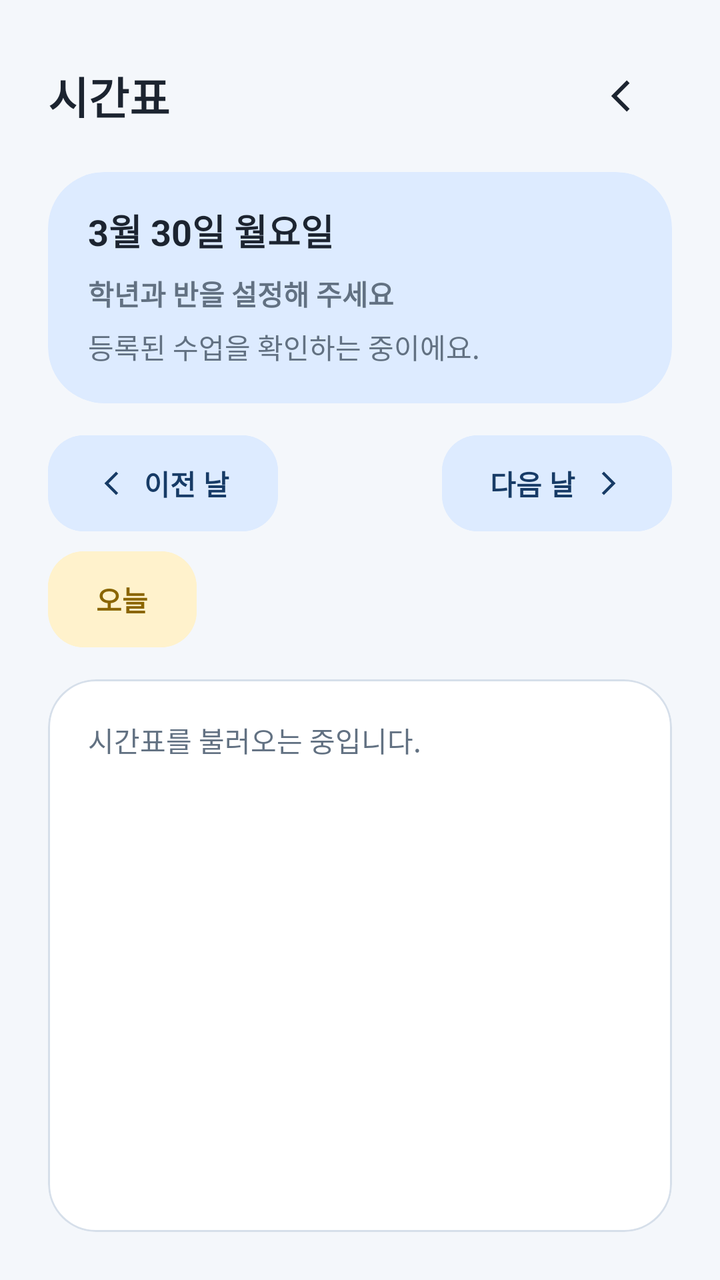
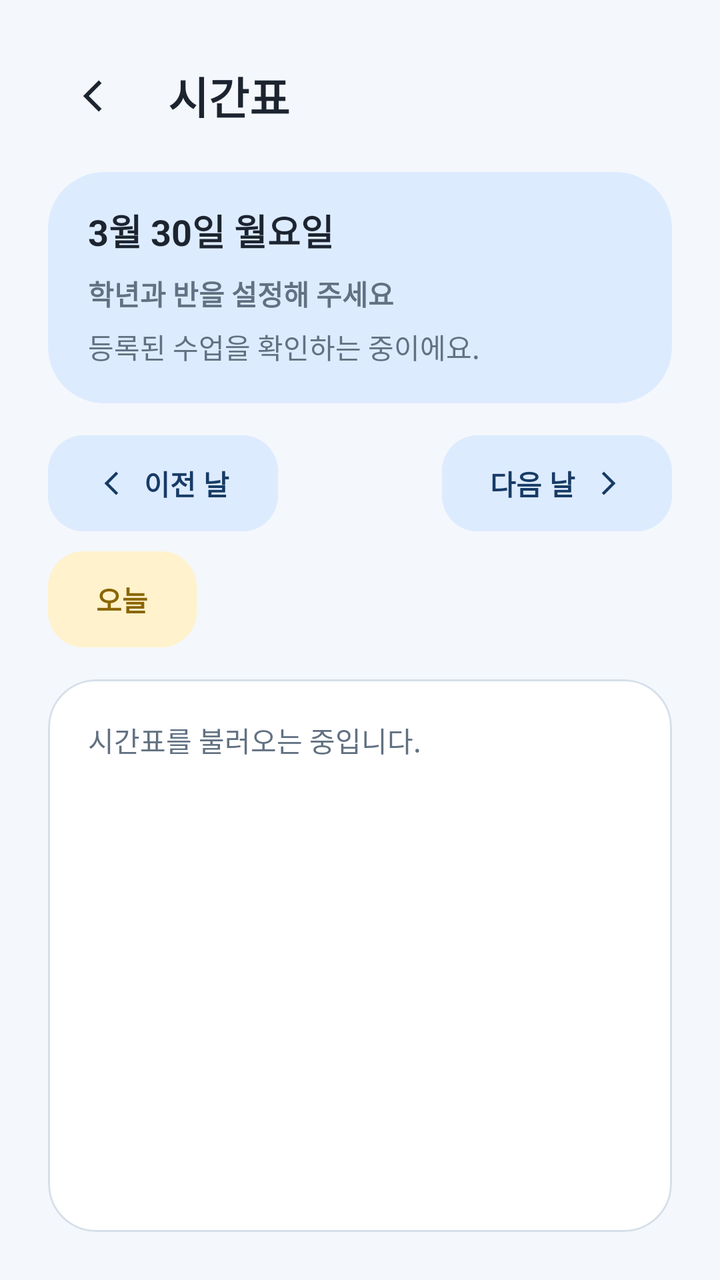

The first picture is an Android layout as it rendered before a commit; the second is the same layout after the commit. The layout source and the unified diff follow.
<!-- AndroidManifest.xml: application theme Theme.MisSchoolApp -->
<!-- res/layout/activity_timetable.xml -->
<?xml version="1.0" encoding="utf-8"?>
<layout xmlns:android="http://schemas.android.com/apk/res/android"
    xmlns:app="http://schemas.android.com/apk/res-auto">

    <androidx.constraintlayout.widget.ConstraintLayout
        android:layout_width="match_parent"
        android:layout_height="match_parent"
        android:background="@color/bg_page"
        android:padding="24dp">

        <LinearLayout
            android:id="@+id/timetableHeaderRow"
            android:layout_width="0dp"
            android:layout_height="wrap_content"
            android:gravity="center_vertical"
            android:orientation="horizontal"
            app:layout_constraintEnd_toEndOf="parent"
            app:layout_constraintStart_toStartOf="parent"
            app:layout_constraintTop_toTopOf="parent">

            <TextView
                android:layout_width="0dp"
                android:layout_height="wrap_content"
                android:layout_marginEnd="16dp"
                android:layout_weight="1"
                android:text="@string/timetable_title"
                android:textColor="@color/text_primary"
                android:textSize="@dimen/text_page_title"
                android:textStyle="bold" />

            <ImageButton
                android:id="@+id/timetableBackButton"
                android:layout_width="48dp"
                android:layout_height="48dp"
                android:background="@android:color/transparent"
                android:contentDescription="@string/settings_back"
                android:padding="12dp"
                android:src="@drawable/ic_back_simple" />
        </LinearLayout>

        <com.google.android.material.card.MaterialCardView
            android:id="@+id/timetableSummaryCard"
            android:layout_width="0dp"
            android:layout_height="wrap_content"
            android:layout_marginTop="14dp"
            app:cardBackgroundColor="@color/brand_blue_soft"
            app:cardCornerRadius="28dp"
            app:cardElevation="0dp"
            app:layout_constraintEnd_toEndOf="parent"
            app:layout_constraintStart_toStartOf="parent"
            app:layout_constraintTop_toBottomOf="@id/timetableHeaderRow"
            app:strokeColor="@color/brand_blue_soft"
            app:strokeWidth="0dp">

            <LinearLayout
                android:layout_width="match_parent"
                android:layout_height="wrap_content"
                android:orientation="vertical"
                android:paddingHorizontal="20dp"
                android:paddingTop="16dp"
                android:paddingBottom="18dp">

                <TextView
                    android:id="@+id/timetableDateTitleText"
                    android:layout_width="match_parent"
                    android:layout_height="wrap_content"
                    android:text="@string/home_date_label"
                    android:textColor="@color/text_primary"
                    android:textSize="@dimen/text_summary_title"
                    android:textStyle="bold" />

                <TextView
                    android:id="@+id/timetableClassInfoText"
                    android:layout_width="wrap_content"
                    android:layout_height="wrap_content"
                    android:layout_marginTop="8dp"
                    android:text="@string/home_semester_label"
                    android:textColor="@color/text_secondary"
                    android:textSize="@dimen/text_body_small"
                    android:textStyle="bold" />

                <TextView
                    android:id="@+id/timetableLessonCountText"
                    android:layout_width="wrap_content"
                    android:layout_height="wrap_content"
                    android:layout_marginTop="6dp"
                    android:text="@string/timetable_lesson_count_empty"
                    android:textColor="@color/text_secondary"
                    android:textSize="@dimen/text_body_small" />
            </LinearLayout>
        </com.google.android.material.card.MaterialCardView>

        <LinearLayout
            android:id="@+id/timetableDayNavigationRow"
            android:layout_width="0dp"
            android:layout_height="wrap_content"
            android:layout_marginTop="16dp"
            android:gravity="center_vertical"
            android:orientation="horizontal"
            app:layout_constraintEnd_toEndOf="parent"
            app:layout_constraintStart_toStartOf="parent"
            app:layout_constraintTop_toBottomOf="@id/timetableSummaryCard">

            <com.google.android.material.button.MaterialButton
                android:id="@+id/previousDayButton"
                style="@style/Widget.MisSchoolApp.Button.DateNavigation"
                android:layout_width="wrap_content"
                android:layout_height="wrap_content"
                android:text="@string/timetable_previous_day"
                app:icon="@drawable/ic_back_simple"
                app:iconTint="@color/text_accent"
                app:iconPadding="6dp" />

            <View
                android:layout_width="0dp"
                android:layout_height="1dp"
                android:layout_weight="1" />

            <com.google.android.material.button.MaterialButton
                android:id="@+id/nextDayButton"
                style="@style/Widget.MisSchoolApp.Button.DateNavigation"
                android:layout_width="wrap_content"
                android:layout_height="wrap_content"
                android:text="@string/timetable_next_day"
                app:iconGravity="textEnd"
                app:iconPadding="6dp"
                app:icon="@drawable/ic_forward_simple"
                app:iconTint="@color/text_accent" />
        </LinearLayout>

        <com.google.android.material.button.MaterialButton
            android:id="@+id/todayButton"
            style="@style/Widget.MisSchoolApp.Button.Today"
            android:layout_width="wrap_content"
            android:layout_height="wrap_content"
            android:layout_marginTop="10dp"
            android:text="@string/timetable_today"
            app:layout_constraintStart_toStartOf="parent"
            app:layout_constraintTop_toBottomOf="@id/timetableDayNavigationRow" />

        <com.google.android.material.card.MaterialCardView
            android:id="@+id/timetableListCard"
            android:layout_width="0dp"
            android:layout_height="0dp"
            android:layout_marginTop="16dp"
            app:cardBackgroundColor="@color/surface_card"
            app:cardCornerRadius="24dp"
            app:cardElevation="0dp"
            app:layout_constraintBottom_toBottomOf="parent"
            app:layout_constraintEnd_toEndOf="parent"
            app:layout_constraintStart_toStartOf="parent"
            app:layout_constraintTop_toBottomOf="@id/todayButton"
            app:strokeColor="@color/divider_soft"
            app:strokeWidth="1dp">

            <androidx.constraintlayout.widget.ConstraintLayout
                android:layout_width="match_parent"
                android:layout_height="match_parent"
                android:padding="20dp">

                <TextView
                    android:id="@+id/timetableStatusText"
                    android:layout_width="0dp"
                    android:layout_height="wrap_content"
                    android:lineSpacingExtra="2dp"
                    android:text="@string/timetable_loading"
                    android:textColor="@color/text_secondary"
                    android:textSize="@dimen/text_body"
                    app:layout_constraintEnd_toEndOf="parent"
                    app:layout_constraintStart_toStartOf="parent"
                    app:layout_constraintTop_toTopOf="parent" />

                <androidx.recyclerview.widget.RecyclerView
                    android:id="@+id/timetableRecyclerView"
                    android:layout_width="0dp"
                    android:layout_height="0dp"
                    android:layout_marginTop="10dp"
                    android:clipToPadding="false"
                    android:overScrollMode="ifContentScrolls"
                    app:layout_constraintBottom_toBottomOf="parent"
                    app:layout_constraintEnd_toEndOf="parent"
                    app:layout_constraintStart_toStartOf="parent"
                    app:layout_constraintTop_toBottomOf="@id/timetableStatusText" />
            </androidx.constraintlayout.widget.ConstraintLayout>
        </com.google.android.material.card.MaterialCardView>
    </androidx.constraintlayout.widget.ConstraintLayout>
</layout>
<!-- resources referenced by this layout -->
<resources>
  <color name="bg_page">#F4F7FB</color>
  <color name="brand_blue_soft">#DDEBFF</color>
  <color name="divider_soft">#D6DFEA</color>
  <color name="surface_card">#FFFFFFFF</color>
  <color name="text_accent">#173B66</color>
  <color name="text_primary">#1C2430</color>
  <color name="text_secondary">#627182</color>
  <dimen name="text_body">14sp</dimen>
  <dimen name="text_body_small">14sp</dimen>
  <dimen name="text_page_title">22sp</dimen>
  <dimen name="text_summary_title">18sp</dimen>
  <!-- drawable ic_back_simple (drawable) -->
  <?xml version="1.0" encoding="utf-8"?>
  <vector xmlns:android="http://schemas.android.com/apk/res/android"
      android:width="24dp"
      android:height="24dp"
      android:viewportWidth="24"
      android:viewportHeight="24">
  
      <path
          android:fillColor="@color/text_primary"
          android:pathData="M14.8,5.6L8.4,12l6.4,6.4l-1.4,1.4L5.6,12l7.8,-7.8z" />
  </vector>
  <!-- drawable ic_forward_simple (drawable) -->
  <?xml version="1.0" encoding="utf-8"?>
  <vector xmlns:android="http://schemas.android.com/apk/res/android"
      android:width="24dp"
      android:height="24dp"
      android:viewportWidth="24"
      android:viewportHeight="24">
      <path
          android:fillColor="@color/text_primary"
          android:pathData="M9.2,5.6L15.6,12l-6.4,6.4l1.4,1.4l7.8,-7.8l-7.8,-7.8z" />
  </vector>
  <string name="home_date_label">3월 30일 월요일</string>
  <string name="home_semester_label">학년과 반을 설정해 주세요</string>
  <string name="settings_back">뒤로 가기</string>
  <string name="timetable_lesson_count_empty">등록된 수업을 확인하는 중이에요.</string>
  <string name="timetable_loading">시간표를 불러오는 중입니다.</string>
  <string name="timetable_next_day">다음 날</string>
  <string name="timetable_previous_day">이전 날</string>
  <string name="timetable_title">시간표</string>
  <string name="timetable_today">오늘</string>
  <style name="Widget.MisSchoolApp.Button.DateNavigation" parent="Widget.MisSchoolApp.Button.Primary">
          <item name="android:backgroundTint">@color/brand_blue_soft</item>
          <item name="android:textColor">@color/text_accent</item>
          <item name="cornerRadius">18dp</item>
      </style>
  <style name="Widget.MisSchoolApp.Button.Today" parent="Widget.MisSchoolApp.Button.DateNavigation">
          <item name="android:backgroundTint">@color/brand_yellow_soft</item>
          <item name="android:textColor">@color/brand_yellow_text</item>
      </style>
  <style name="Theme.MisSchoolApp" parent="Base.Theme.MisSchoolApp" />
  <style name="Widget.MisSchoolApp.Button.Primary" parent="Widget.Material3.Button">
          <item name="android:minWidth">0dp</item>
          <item name="android:minHeight">48dp</item>
          <item name="android:insetTop">0dp</item>
          <item name="android:insetBottom">0dp</item>
          <item name="android:backgroundTint">@color/brand_blue</item>
          <item name="android:textColor">@color/white</item>
          <item name="android:textSize">@dimen/text_body</item>
          <item name="android:textStyle">bold</item>
          <item name="cornerRadius">16dp</item>
      </style>
  <color name="brand_yellow_soft">#FFF2CC</color>
  <color name="brand_yellow_text">#8A6500</color>
  <style name="Base.Theme.MisSchoolApp" parent="Theme.Material3.DayNight.NoActionBar">
          <item name="android:statusBarColor">@color/bg_page</item>
          <item name="android:windowLightStatusBar">true</item>
      </style>
  <color name="brand_blue">#4C8BF5</color>
  <color name="white">#FFFFFFFF</color>
</resources>

<!-- the commit's change to res/layout/activity_timetable.xml (unified diff, before → after) -->
@@ -18,16 +18,6 @@
             app:layout_constraintStart_toStartOf="parent"
             app:layout_constraintTop_toTopOf="parent">
 
-            <TextView
-                android:layout_width="0dp"
-                android:layout_height="wrap_content"
-                android:layout_marginEnd="16dp"
-                android:layout_weight="1"
-                android:text="@string/timetable_title"
-                android:textColor="@color/text_primary"
-                android:textSize="@dimen/text_page_title"
-                android:textStyle="bold" />
-
             <ImageButton
                 android:id="@+id/timetableBackButton"
                 android:layout_width="48dp"
@@ -36,6 +26,16 @@
                 android:contentDescription="@string/settings_back"
                 android:padding="12dp"
                 android:src="@drawable/ic_back_simple" />
+
+            <TextView
+                android:layout_width="0dp"
+                android:layout_height="wrap_content"
+                android:layout_marginStart="12dp"
+                android:layout_weight="1"
+                android:text="@string/timetable_title"
+                android:textColor="@color/text_primary"
+                android:textSize="@dimen/text_page_title"
+                android:textStyle="bold" />
         </LinearLayout>
 
         <com.google.android.material.card.MaterialCardView
